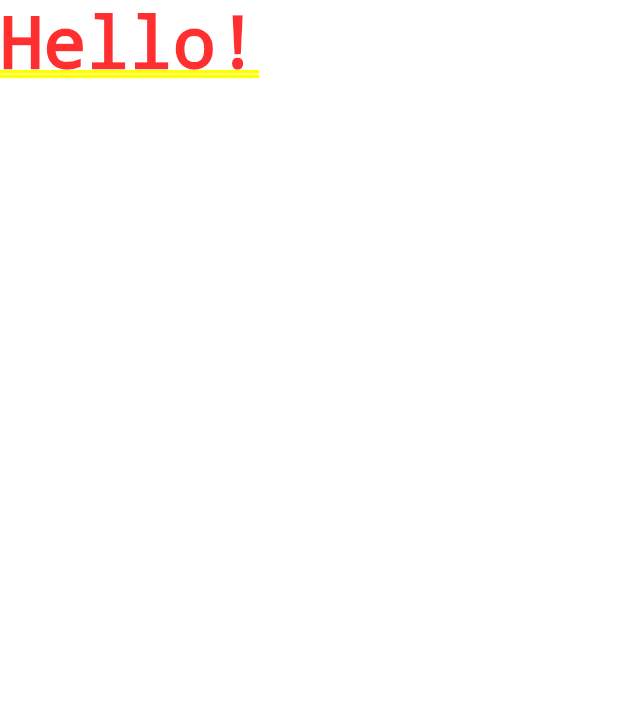
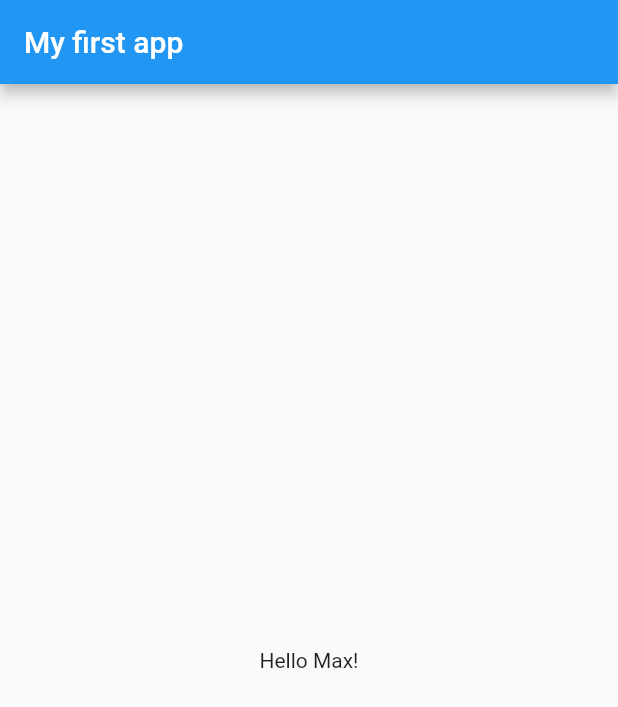
Before and after one commit to vinchris/first_ms_app, a Flutter app: the screen it shows after launch, on a phone screen of 412 x 824 dp. Shown: the top 707 px of the screen. Run offline on Flutter 3.47's test engine with Material 2 defaults, Android fonts, the phone set to English and light mode, and no system bars.

Commit message:
created main page
created Scaffold with app bar

```diff
--- a/lib/main.dart
+++ b/lib/main.dart
@@ -1,14 +1,16 @@
 import 'package:flutter/material.dart';
 
-void main() {
-  runApp(MyApp());
-}
+void main() => runApp(MyApp());
 
 class MyApp extends StatelessWidget {
   @override
   Widget build(BuildContext context) {
     return MaterialApp(
-      home: Text("Hello!"),
+      debugShowCheckedModeBanner: false,
+      home: Scaffold(
+        appBar: AppBar(title: Text("My first app"),),
+        body:  Center(child:Text("Hello Max!"),),
+      ),
     );
   }
 }
```
